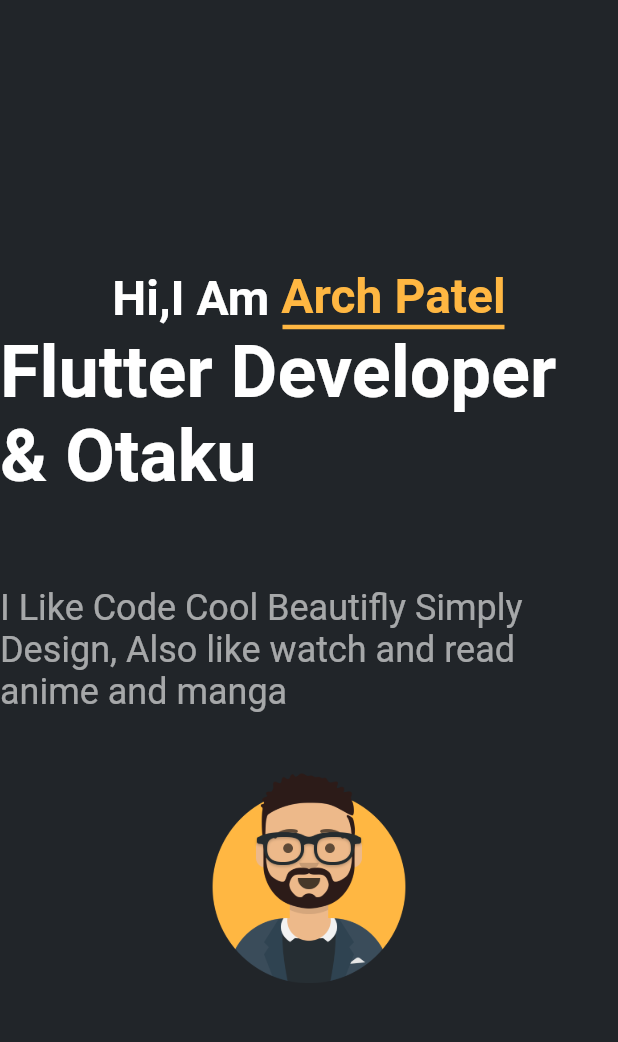
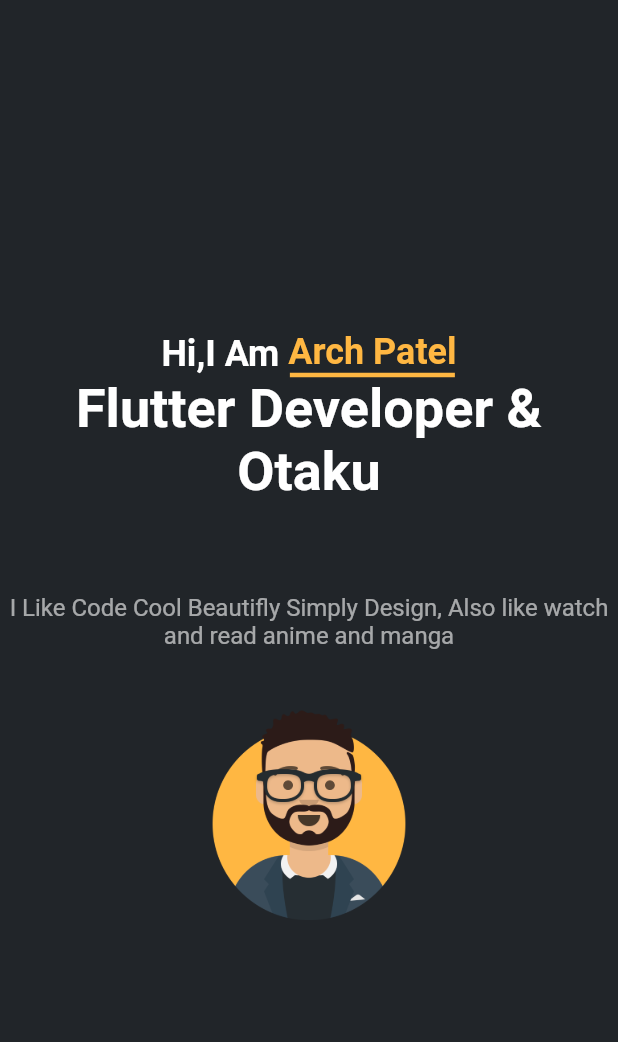
Before and after one commit to archp4/flutter_portfolio_v1, a Flutter app: the screen it shows after launch, on a phone screen of 412 x 824 dp, the part 99-1141 px from its top. Run offline on Flutter 3.47's test engine with Material 2 defaults, Android fonts, the phone set to English and light mode, and no system bars; our stand-ins replace dio, flutter_svg, timeline_tile; network calls fail.

Commit message:
intro responsive for mobile

```diff
--- a/lib/views/intro.dart
+++ b/lib/views/intro.dart
@@ -1,5 +1,6 @@
 import 'package:flutter/material.dart';
 import 'package:portfilo/models/consts.dart';
+import 'package:portfilo/models/responstive_helper.dart';
 
 class Intro extends StatelessWidget {
   const Intro({Key? key}) : super(key: key);
@@ -15,10 +16,10 @@ class Intro extends StatelessWidget {
           Row(
             mainAxisSize: MainAxisSize.min,
             children: [
-              const Text(
+              Text(
                 "Hi,I Am ",
                 style: TextStyle(
-                  fontSize: 32,
+                  fontSize: ResponstiveHelper.isDesktop(context) ? 32 : 24,
                   color: Colors.white,
                   fontWeight: FontWeight.bold,
                 ),
@@ -28,27 +29,28 @@ class Intro extends StatelessWidget {
                   Text(
                     "Arch Patel",
                     style: TextStyle(
-                      fontSize: 32,
+                      fontSize: ResponstiveHelper.isDesktop(context) ? 32 : 24,
                       fontWeight: FontWeight.bold,
                       color: constantValue.yellowColor,
                     ),
                   ),
                   Container(
                     height: 3,
-                    width: 148,
+                    width: ResponstiveHelper.isDesktop(context) ? 148 : 110,
                     color: constantValue.yellowColor,
                   )
                 ],
               ),
             ],
           ),
-          const Text(
+          Text(
             "Flutter Developer & Otaku",
             style: TextStyle(
-              fontSize: 48,
+              fontSize: ResponstiveHelper.isDesktop(context) ? 48 : 36,
               color: Colors.white,
               fontWeight: FontWeight.bold,
             ),
+            textAlign: TextAlign.center,
           ),
           const SizedBox(
             height: 60,
@@ -56,10 +58,11 @@ class Intro extends StatelessWidget {
           Text(
             "I Like Code Cool Beautifly Simply Design, Also like watch and read anime and manga",
             style: TextStyle(
-              fontSize: 24,
+              fontSize: ResponstiveHelper.isDesktop(context) ? 24 : 16,
               color: Colors.white.withOpacity(0.6),
               fontWeight: FontWeight.w400,
             ),
+            textAlign: TextAlign.center,
           ),
           const SizedBox(
             height: 30,
--- a/pubspec.yaml
+++ b/pubspec.yaml
@@ -39,6 +39,7 @@ dependencies:
   url_launcher: ^6.1.0
   timeline_tile: ^2.0.0
   google_fonts: ^2.3.1
+  animated_text_kit: ^4.2.1
 
 dev_dependencies:
   flutter_test:
```
Also changed, not shown: pubspec.lock.
